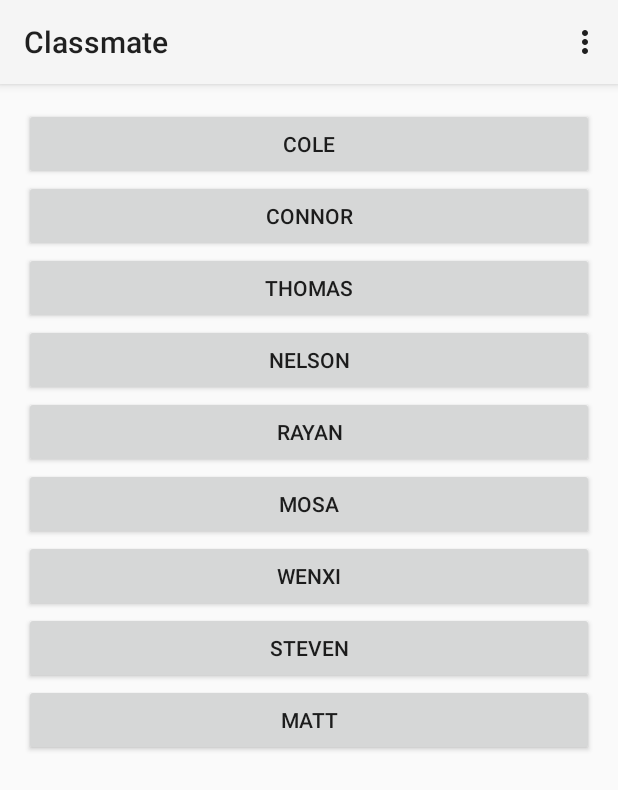
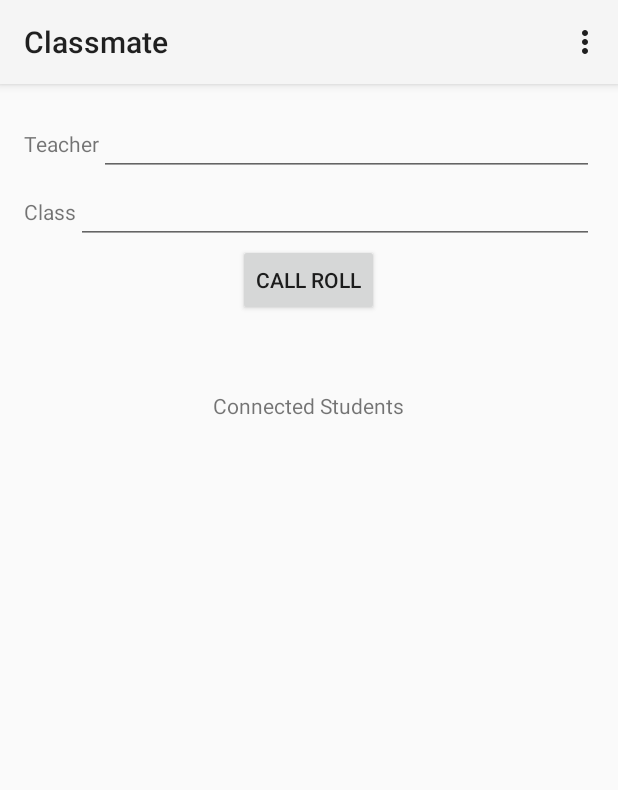
Before and after one commit to colegarien/SDDTermProject, an Android app: the screen it shows after launch (MainActivity), after a tap on "COLE", on a phone screen of 412 x 824 dp. Shown: the top 790 px of the screen. Run offline under Robolectric (Android 15) with nearby library versions, the phone set to English and light mode, and no system bars.

Commit message:
Filled Out TeacherRollCall UI
coleBtn now links to TeacherRollCall Fragment
added EditText so test Teacher name can be entered
added EditText so test Class name can be entered
added Button for starting Roll Call session
added ListView that will be used to list connected students
Currently, Button just makes Toast

```diff
--- a/app/src/main/java/edu/uco/schambers/classmate/Fragments/Debug.java
+++ b/app/src/main/java/edu/uco/schambers/classmate/Fragments/Debug.java
@@ -145,9 +145,8 @@ public class Debug extends Fragment
             @Override
             public void onClick(View v)
             {
-                showRequestToast();
-                //create an instance of your fragment here and pass it to the next function
-                launchFragment(null);
+                Fragment teacherRollCall = TeacherRollCall.newInstance("test","test");
+                launchFragment(teacherRollCall);
             }
         });
 
--- a/app/src/main/java/edu/uco/schambers/classmate/Fragments/TeacherRollCall.java
+++ b/app/src/main/java/edu/uco/schambers/classmate/Fragments/TeacherRollCall.java
@@ -7,6 +7,10 @@ import android.app.Fragment;
 import android.view.LayoutInflater;
 import android.view.View;
 import android.view.ViewGroup;
+import android.widget.Button;
+import android.widget.EditText;
+import android.widget.ListView;
+import android.widget.Toast;
 
 import edu.uco.schambers.classmate.R;
 
@@ -27,6 +31,12 @@ public class TeacherRollCall extends Fragment {
     // TODO: Rename and change types of parameters
     private String mParam1;
     private String mParam2;
+
+    //UI Components
+    private Button startBtn;
+    private EditText teacherText;
+    private EditText classText;
+    private ListView connectedList;
 
     private OnFragmentInteractionListener mListener;
 
@@ -65,7 +75,25 @@ public class TeacherRollCall extends Fragment {
     public View onCreateView(LayoutInflater inflater, ViewGroup container,
                              Bundle savedInstanceState) {
         // Inflate the layout for this fragment
-        return inflater.inflate(R.layout.fragment_teacher_roll_call, container, false);
+        View rootView = inflater.inflate(R.layout.fragment_teacher_roll_call, container, false);
+        initUI(rootView);
+        return rootView;
+    }
+
+
+    private void initUI(final View rootView)
+    {
+        startBtn = (Button) rootView.findViewById(R.id.btn_start_roll_call);
+        teacherText = (EditText) rootView.findViewById(R.id.txt_rc_teacher);
+        classText = (EditText) rootView.findViewById(R.id.txt_rc_class);
+        connectedList = (ListView) rootView.findViewById(R.id.list_connected);
+        startBtn.setOnClickListener(new View.OnClickListener() {
+            @Override
+            public void onClick(View v) {
+                /// TODO: Intialize Roll Call Service
+                Toast.makeText(getActivity(), String.format("Teacher, %s, started Class, %s",teacherText.getText(),classText.getText()), Toast.LENGTH_SHORT).show();
+            }
+        });
     }
 
     // TODO: Rename method, update argument and hook method into UI event
--- a/app/src/main/res/layout/fragment_teacher_roll_call.xml
+++ b/app/src/main/res/layout/fragment_teacher_roll_call.xml
@@ -1,10 +1,56 @@
 <FrameLayout xmlns:android="http://schemas.android.com/apk/res/android"
-    xmlns:tools="http://schemas.android.com/tools" android:layout_width="match_parent"
+    xmlns:tools="http://schemas.android.com/tools"
+    android:layout_width="match_parent"
     android:layout_height="match_parent"
     tools:context="edu.uco.schambers.classmate.Fragments.TeacherRollCall">
+    <LinearLayout
+        android:layout_width="match_parent"
+        android:layout_height="match_parent"
+        android:orientation="vertical"
+        android:gravity="center_horizontal">
 
-    <!-- TODO: Update blank fragment layout -->
-    <TextView android:layout_width="match_parent" android:layout_height="match_parent"
-        android:text="@string/hello_blank_fragment" />
+        <LinearLayout
+            android:layout_width="match_parent"
+            android:layout_height="wrap_content"
+            android:orientation="horizontal">
+            <TextView
+                android:layout_width="wrap_content"
+                android:layout_height="wrap_content"
+                android:text="@string/lbl_rc_teacher"/>
+            <EditText android:id="@+id/txt_rc_teacher"
+                android:layout_width="fill_parent"
+                android:layout_height="wrap_content"/>
+        </LinearLayout>
 
+        <LinearLayout
+            android:layout_width="match_parent"
+            android:layout_height="wrap_content"
+            android:orientation="horizontal">
+            <TextView
+                android:layout_width="wrap_content"
+                android:layout_height="wrap_content"
+                android:text="@string/lbl_rc_class"/>
+            <EditText android:id="@+id/txt_rc_class"
+                android:layout_width="fill_parent"
+                android:layout_height="wrap_content"/>
+        </LinearLayout>
+
+        <Button android:id="@+id/btn_start_roll_call"
+            android:layout_width="wrap_content"
+            android:layout_height="wrap_content"
+            android:text="@string/btn_roll_call"
+            />
+        <Space
+            android:layout_width="wrap_content"
+            android:layout_height="50dp" />
+        <TextView
+            android:layout_width="wrap_content"
+            android:layout_height="wrap_content"
+            android:text="@string/lbl_rc_connected"/>
+        <ListView android:id="@+id/list_connected"
+            android:layout_width="fill_parent"
+            android:layout_height="fill_parent"
+            android:drawSelectorOnTop="false"
+            />
+    </LinearLayout>
 </FrameLayout>
--- a/app/src/main/res/values/strings.xml
+++ b/app/src/main/res/values/strings.xml
@@ -27,4 +27,11 @@
     <string name="option_c">C</string>
     <string name="option_d">D</string>
     <string name="btn_send">Send</string>
+
+<!--Roll Call UI Strings-->
+    <string name="btn_roll_call">Call Roll</string>
+    <string name="lbl_rc_teacher">Teacher</string>
+    <string name="lbl_rc_class">Class</string>
+    <string name="lbl_rc_connected">Connected Students</string>
+
 </resources>
```
